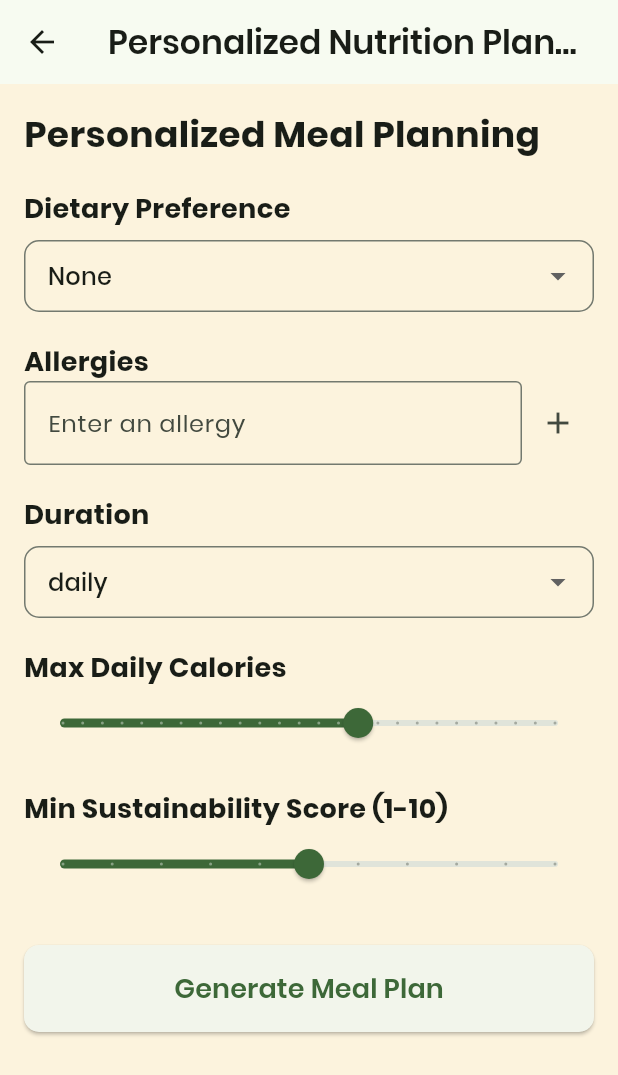
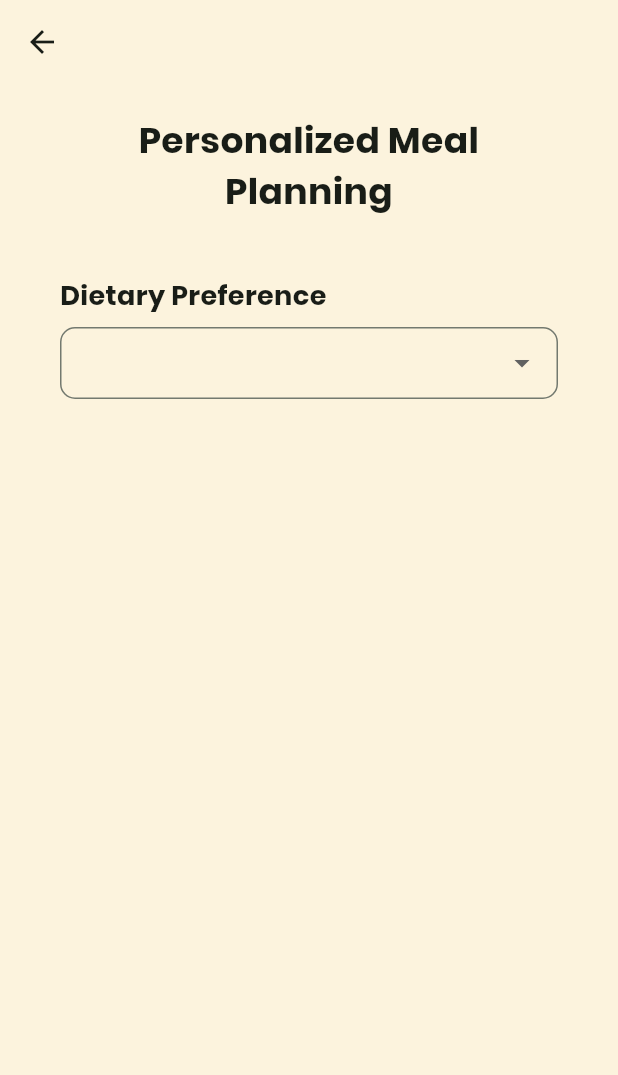
Before and after one commit to jocelyngan2005/sustainable_food_system_navigator, a Flutter app: the HomeScreen screen opened by its route, after a tap on "Personalized Nutrition Planner", on a phone screen of 412 x 824 dp. Shown: the top 1075 px of the screen. Run offline on Flutter 3.47's test engine with Material 3 defaults, Android fonts, the phone set to English and light mode, and no system bars.

Commit message:
Updated UI for Home Screen and Personalized Nutrition Planner

```diff
--- a/lib/features/personalized_nutrition_planner/screens/nutrition_planner_screen.dart
+++ b/lib/features/personalized_nutrition_planner/screens/nutrition_planner_screen.dart
@@ -12,14 +12,23 @@ class PersonalizedNutritionPlannerScreen extends StatefulWidget {
 }
 
 class _PersonalizedNutritionPlannerState extends State<PersonalizedNutritionPlannerScreen> {
-  String? dietaryPreference = "None";
+  String? dietaryPreference;
   final List<String> allergies = [];
-  String duration = "daily";
+  String? duration;
   int maxCalories = 2000;
   double minSustainabilityScore = 5.0;
 
   final TextEditingController _allergyController = TextEditingController();
   final _formKey = GlobalKey<FormState>();
+  final double _borderRadius = 12.0;
+
+  int _currentStep = 0;
+
+  @override
+  void dispose() {
+    _allergyController.dispose();
+    super.dispose();
+  }
 
   void _addAllergy() {
     if (_allergyController.text.isNotEmpty) {
@@ -36,27 +45,61 @@ class _PersonalizedNutritionPlannerState extends State<PersonalizedNutritionPlan
     });
   }
 
+  void _nextStep({int? step}) {
+    setState(() {
+      if (step != null) {
+        _currentStep = step;
+      } else {
+        _currentStep++;
+      }
+    });
+  }
+
   @override
   Widget build(BuildContext context) {
     final apiService = Provider.of<ApiService>(context);
 
+    final sliderThemeData = SliderTheme.of(context).copyWith(
+      activeTrackColor: const Color(0xFF5f8f58),
+      inactiveTrackColor: const Color.fromARGB(255, 203, 204, 203),
+      thumbColor: const Color(0xFF5f8f58),
+      overlayColor: const Color(0xFF5f8f58),
+      valueIndicatorColor: const Color(0xFF5f8f58),
+      activeTickMarkColor: const Color(0xFF5f8f58),
+      inactiveTickMarkColor: const Color.fromARGB(255, 152, 174, 148),
+      thumbShape: const RoundSliderThumbShape(enabledThumbRadius: 10),
+      overlayShape: const RoundSliderOverlayShape(overlayRadius: 20),
+      valueIndicatorTextStyle: const TextStyle(
+        color: Colors.white,
+        fontWeight: FontWeight.bold,
+      ),
+    );
+
     return Scaffold(
       appBar: AppBar(
-        title: const Text('Personalized Nutrition Planner'),
+        backgroundColor: const Color(0xFFfcf3dd),
         elevation: 0,
+        shape: const RoundedRectangleBorder(
+          borderRadius: BorderRadius.vertical(
+            bottom: Radius.circular(12),
+          ),
+        ),
       ),
       body: SingleChildScrollView(
-        padding: const EdgeInsets.all(16.0),
+        child: Padding(
+          padding: const EdgeInsets.symmetric(horizontal: 40),
           child: Form(
             key: _formKey,
             child: Column(
               crossAxisAlignment: CrossAxisAlignment.stretch,
               children: [
+                const SizedBox(height: 20),
                 const Text(
                   'Personalized Meal Planning',
                   style: TextStyle(fontSize: 24, fontWeight: FontWeight.bold),
+                  textAlign: TextAlign.center,
                 ),
-              const SizedBox(height: 20),
+                const SizedBox(height: 40),
 
                 // Dietary Preference
                 PreferenceSelector(
@@ -67,101 +110,125 @@ class _PersonalizedNutritionPlannerState extends State<PersonalizedNutritionPlan
                     setState(() {
                       dietaryPreference = value;
                     });
+                    if (value != null) {
+                      Future.delayed(const Duration(milliseconds: 300), () {
+                        _nextStep();
+                      });
+                    }
                   },
+                  borderRadius: _borderRadius,
                 ),
-
                 const SizedBox(height: 20),
 
                 // Allergies
+                if (_currentStep >= 1) ...[
                   const Text(
                     "Allergies",
                     style: TextStyle(fontSize: 18, fontWeight: FontWeight.bold),
                   ),
+                  const SizedBox(height: 8),
                   Row(
                     children: [
                       Expanded(
                         child: TextFormField(
                           controller: _allergyController,
-                      decoration: const InputDecoration(
+                          decoration: InputDecoration(
                             hintText: "Enter an allergy",
-                        border: OutlineInputBorder(),
+                            border: OutlineInputBorder(
+                              borderRadius: BorderRadius.circular(_borderRadius),
                             ),
-                      validator: (value) {
-                        if (allergies.isEmpty && value!.isEmpty) {
-                          return "Add at least one allergy or enter 'None'";
+                            contentPadding: const EdgeInsets.symmetric(horizontal: 16, vertical: 12),
+                          ),
+                        ),
+                      ),
+                      const SizedBox(width: 8),
+                      Container(
+                        decoration: BoxDecoration(
+                          color: const Color(0xFF5f8f58),
+                          borderRadius: BorderRadius.circular(_borderRadius),
+                        ),
+                        child: IconButton(
+                          icon: const Icon(Icons.add, color: Colors.white),
+                          onPressed: () {
+                            _addAllergy();
+                            if (allergies.isNotEmpty) {
+                              Future.delayed(const Duration(milliseconds: 300), () {
+                                _nextStep();
+                              });
                             }
-                        return null;
                           },
                         ),
                       ),
-                  IconButton(
-                    icon: const Icon(Icons.add),
-                    onPressed: _addAllergy,
-                  ),
                     ],
                   ),
-
-              // Allergy chips
+                  if (allergies.isNotEmpty) ...[
+                    const SizedBox(height: 12),
                     Wrap(
                       spacing: 8.0,
+                      runSpacing: 8.0,
                       children: allergies.map((allergy) {
                         return Chip(
                           label: Text(allergy),
+                          deleteIcon: const Icon(Icons.close, size: 18),
                           onDeleted: () => _removeAllergy(allergy),
                         );
                       }).toList(),
                     ),
-
+                  ],
                   const SizedBox(height: 20),
+                ],
 
                 // Duration
+                if (_currentStep >= 2) ...[
                   PreferenceSelector(
                     title: "Duration",
                     options: const ["daily", "weekly"],
                     selectedValue: duration,
                     onChanged: (value) {
                       setState(() {
-                    duration = value!;
+                        duration = value;
                       });
+                      if (value != null) {
+                        Future.delayed(const Duration(milliseconds: 300), () {
+                          _nextStep(step: 3);
+                        });
+                      }
                     },
+                    borderRadius: _borderRadius,
                   ),
+                  const SizedBox(height: 20),
+                ],
 
-              const SizedBox(height: 20),
-
-              // Calories
-              Column(
-                crossAxisAlignment: CrossAxisAlignment.start,
-                children: [
+                // Max Calories, Sustainability Score, and Generate Button
+                if (_currentStep >= 3) ...[
                   const Text(
                     "Max Daily Calories",
                     style: TextStyle(fontSize: 18, fontWeight: FontWeight.bold),
                   ),
-                  Slider(
+                  SliderTheme(
+                    data: sliderThemeData,
+                    child: Slider(
                       value: maxCalories.toDouble(),
                       min: 500,
-                    max: 3000,
+                      max: 5000,
                       divisions: 25,
-                    label: maxCalories.toString(),
+                      label: '$maxCalories kcal',
                       onChanged: (value) {
                         setState(() {
                           maxCalories = value.round();
                         });
                       },
                     ),
-                ],
                   ),
-
                   const SizedBox(height: 20),
 
-              // Sustainability Score
-              Column(
-                crossAxisAlignment: CrossAxisAlignment.start,
-                children: [
                   const Text(
                     "Min Sustainability Score (1-10)",
                     style: TextStyle(fontSize: 18, fontWeight: FontWeight.bold),
                   ),
-                  Slider(
+                  SliderTheme(
+                    data: sliderThemeData,
+                    child: Slider(
                       value: minSustainabilityScore,
                       min: 0,
                       max: 10,
@@ -173,42 +240,42 @@ class _PersonalizedNutritionPlannerState extends State<PersonalizedNutritionPlan
                         });
                       },
                     ),
-                ],
                   ),
+                  const SizedBox(height: 50),
 
-              const SizedBox(height: 30),
-
-              // Generate Button
                   ElevatedButton(
                     style: ElevatedButton.styleFrom(
+                      backgroundColor: const Color(0xFF5f8f58),
                       padding: const EdgeInsets.symmetric(vertical: 16),
-                  shape: RoundedRectangleBorder(
-                    borderRadius: BorderRadius.circular(10),
                     ),
-                ),
-                onPressed: () async {
-                  if (_formKey.currentState!.validate()) {
+                    onPressed: () {
                       Navigator.push(
                         context,
                         MaterialPageRoute(
                           builder: (context) => MealPlanPage(
                             dietaryPreference: dietaryPreference ?? "None",
                             allergies: allergies,
-                          duration: duration,
+                            duration: duration ?? "daily",
                             maxCalories: maxCalories,
                             minSustainabilityScore: minSustainabilityScore,
                             apiService: apiService,
                           ),
                         ),
                       );
-                  }
                     },
                     child: const Text(
-                  'Generate Meal Plan',
-                  style: TextStyle(fontSize: 18),
+                      "Generate Meal Plan",
+                      style: TextStyle(
+                        fontSize: 18,
+                        fontWeight: FontWeight.bold,
+                        color: Colors.white,
                       ),
                     ),
+                  ),
+                  const SizedBox(height: 20),
                 ],
+              ],
+            ),
           ),
         ),
       ),
--- a/lib/features/personalized_nutrition_planner/widgets/preference_selector.dart
+++ b/lib/features/personalized_nutrition_planner/widgets/preference_selector.dart
@@ -11,7 +11,7 @@ class PreferenceSelector extends StatelessWidget {
     required this.title,
     required this.options,
     required this.selectedValue,
-    required this.onChanged,
+    required this.onChanged, required double borderRadius,
   });
 
   @override
--- a/lib/home_screen.dart
+++ b/lib/home_screen.dart
@@ -40,7 +40,7 @@ class HomeScreen extends StatelessWidget {
                       'Click on the ',
                       style: TextStyle(
                         fontSize: 18,
-                        color: Color(0xFFffffff),
+                        color: Colors.white,
                       ),
                     ),
                     Text(
@@ -55,7 +55,7 @@ class HomeScreen extends StatelessWidget {
                       'below to explore!',
                       style: TextStyle(
                         fontSize: 18,
-                        color: Color(0xFFffffff),
+                        color: Colors.white,
                       ),
                     ),
                   ],
```
Also changed, not shown: lib/features/personalized_nutrition_planner/screens/meal_plan_screen.dart (+40 -5 lines), lib/features/personalized_nutrition_planner/screens/recipe_screen.dart (+17 -9 lines), lib/features/personalized_nutrition_planner/widgets/food_card.dart (+12 -8 lines). Lines whose indentation alone changed are shown as unchanged.
